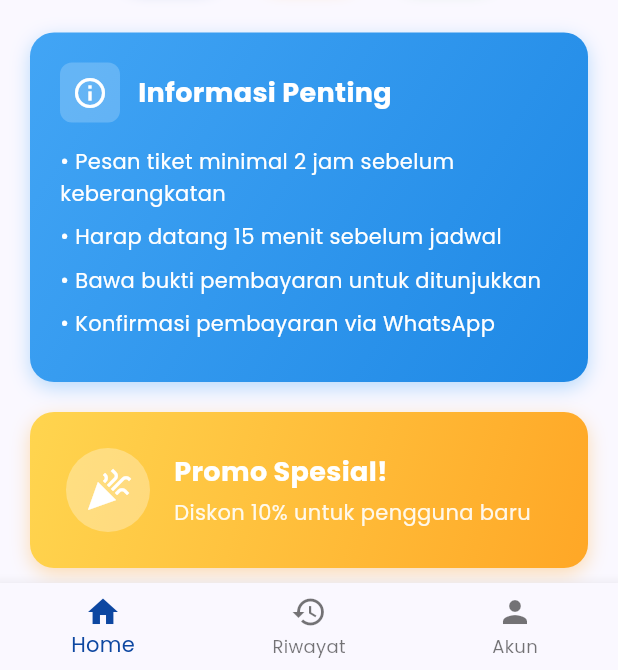
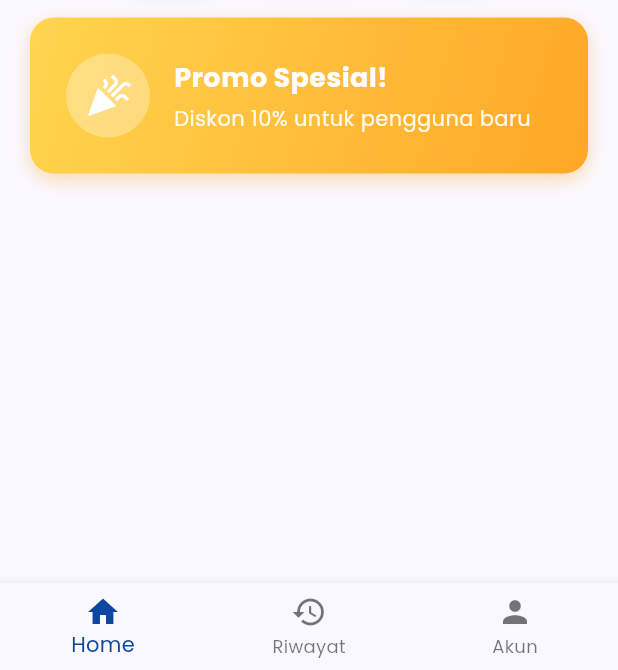
Before and after one commit to itoaidil/privacy-policy, a Flutter app: the DashboardScreen screen opened directly, on a phone screen of 412 x 824 dp, the part 566-1236 px from its top. Run offline on Flutter 3.47's test engine with Material 3 defaults, Android fonts, the phone set to English and light mode, and no system bars; our stand-ins replace flutter_animate, flutter_map, flutter_typeahead, google_fonts, latlong2, webview_flutter.

Commit message:
feat: Remove 'Informasi Penting' banner from dashboard
- Remove info banner with booking rules from DashboardContent
- Remove unused _buildInfoItem method
- Cleaner dashboard UI with more focus on main actions

```diff
--- a/lib/screens/dashboard_screen.dart
+++ b/lib/screens/dashboard_screen.dart
@@ -201,67 +201,6 @@ class DashboardContent extends StatelessWidget {
                     ],
                   ),
 
-                  const SizedBox(height: 30),
-
-                  // Info Banner
-                  Container(
-                    width: double.infinity,
-                    padding: const EdgeInsets.all(20),
-                    decoration: BoxDecoration(
-                      gradient: LinearGradient(
-                        colors: [Colors.blue.shade400, Colors.blue.shade600],
-                        begin: Alignment.topLeft,
-                        end: Alignment.bottomRight,
-                      ),
-                      borderRadius: BorderRadius.circular(16),
-                      boxShadow: [
-                        BoxShadow(
-                          color: Colors.blue.withOpacity(0.3),
-                          blurRadius: 10,
-                          offset: const Offset(0, 4),
-                        ),
-                      ],
-                    ),
-                    child: Column(
-                      crossAxisAlignment: CrossAxisAlignment.start,
-                      children: [
-                        Row(
-                          children: [
-                            Container(
-                              padding: const EdgeInsets.all(8),
-                              decoration: BoxDecoration(
-                                color: Colors.white.withOpacity(0.2),
-                                borderRadius: BorderRadius.circular(8),
-                              ),
-                              child: const Icon(
-                                Icons.info_outline,
-                                color: Colors.white,
-                                size: 24,
-                              ),
-                            ),
-                            const SizedBox(width: 12),
-                            const Text(
-                              'Informasi Penting',
-                              style: TextStyle(
-                                fontSize: 18,
-                                fontWeight: FontWeight.bold,
-                                color: Colors.white,
-                              ),
-                            ),
-                          ],
-                        ),
-                        const SizedBox(height: 16),
-                        _buildInfoItem(
-                            '• Pesan tiket minimal 2 jam sebelum keberangkatan'),
-                        _buildInfoItem(
-                            '• Harap datang 15 menit sebelum jadwal'),
-                        _buildInfoItem(
-                            '• Bawa bukti pembayaran untuk ditunjukkan'),
-                        _buildInfoItem('• Konfirmasi pembayaran via WhatsApp'),
-                      ],
-                    ),
-                  ),
-
                   const SizedBox(height: 20),
 
                   // Promo Banner
@@ -388,18 +327,4 @@ class DashboardContent extends StatelessWidget {
       ),
     );
   }
-
-  Widget _buildInfoItem(String text) {
-    return Padding(
-      padding: const EdgeInsets.only(bottom: 8),
-      child: Text(
-        text,
-        style: const TextStyle(
-          fontSize: 14,
-          color: Colors.white,
-          height: 1.5,
-        ),
-      ),
-    );
-  }
 }
```
